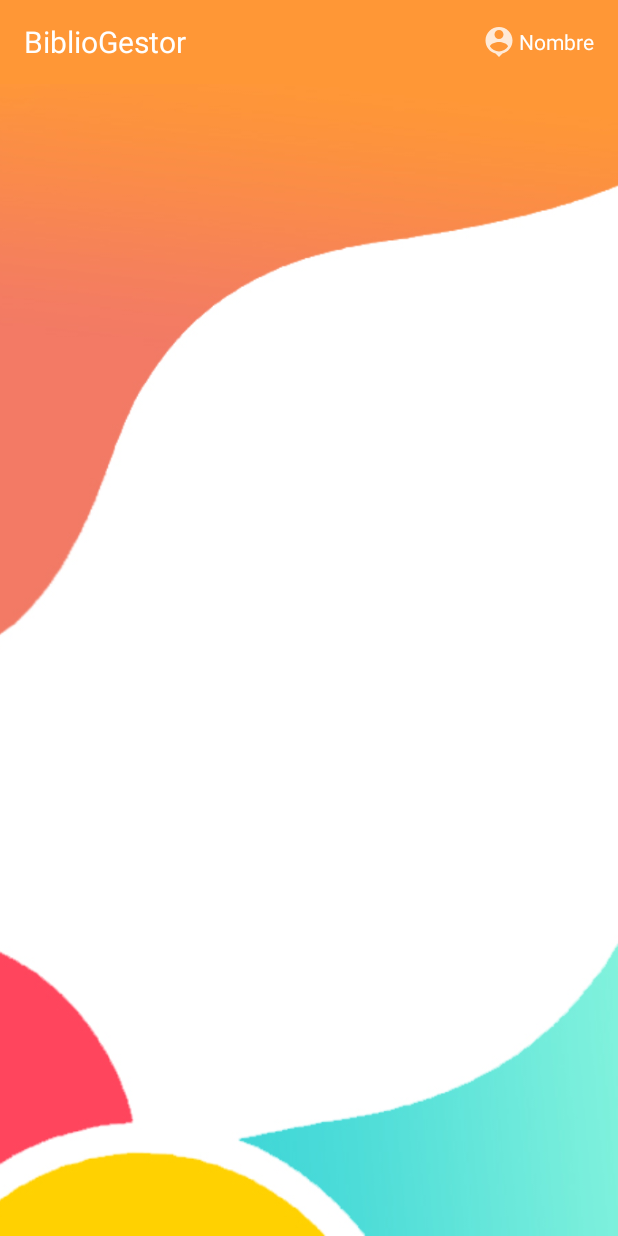
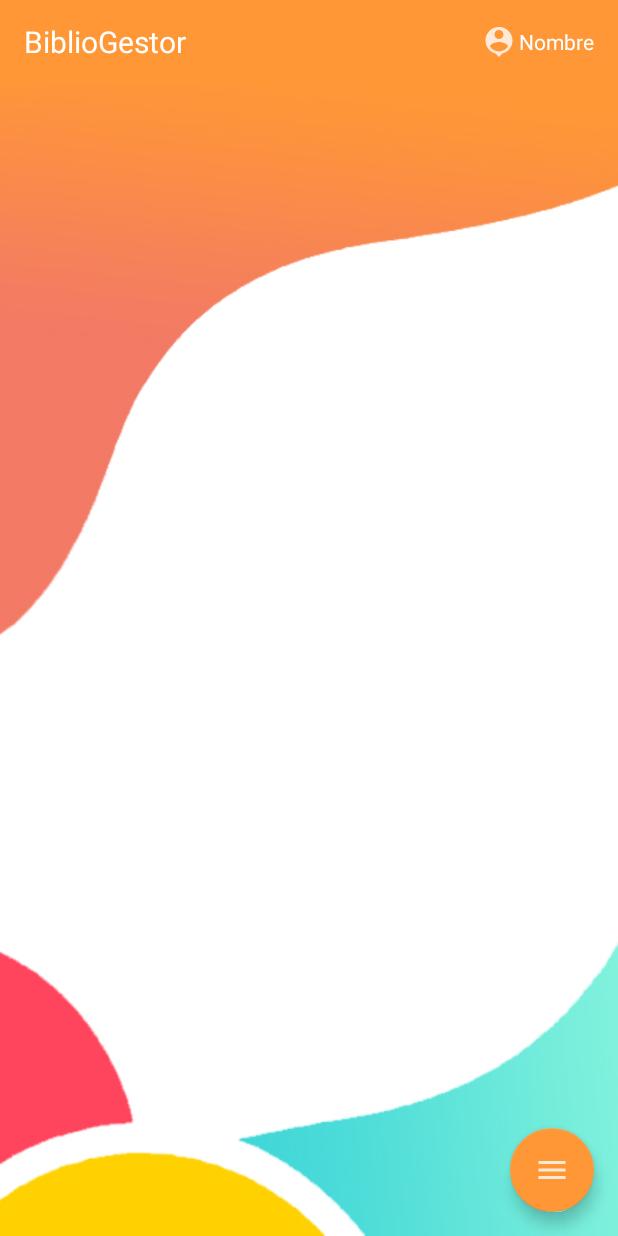
Before and after one commit to carlyg7/biblioteca, an Android app: the MainCatalogo screen opened directly, with no data from a screen before it, on a phone screen of 412 x 824 dp. Run offline under Robolectric (Android 15) with nearby library versions, the phone set to English and light mode, and no system bars; our stand-ins replace Firebase (no records; nobody signed in at launch, a user with empty details on screens opened directly).

Commit message:
catalogo y usuario en menu2

```diff
--- a/app/src/main/java/com/example/biblioteca_cm/MainActivity.java
+++ b/app/src/main/java/com/example/biblioteca_cm/MainActivity.java
@@ -131,14 +131,25 @@ public class MainActivity extends AppCompatActivity {
                             // Obtener dni del usuario (clave primaria)
                             DocumentSnapshot documentSnapshot = queryDocumentSnapshots.getDocuments().get(0);
                             String dniUsuario = documentSnapshot.getId();
+                            String rolUsuario = documentSnapshot.getString("tipo_user");
 
                             // SharedPreferences -> Aqui es donde vamos a guardar el DNI (id del usuario) para usarlo en otras vistas
                             dniSharedPreferences(dniUsuario);
+                            rolSharedPreferences(rolUsuario);
 
-                            // Después de obtener el DNI del usuario, iniciar la actividad MainDatosUsuarios
-                            Intent intent = new Intent(MainActivity.this, MainCatalogo.class);
-                            intent.putExtra("dniUsuario", dniUsuario);
-                            startActivity(intent);
+                            if("admin".equals(rolUsuario)){
+                                Intent intent = new Intent(MainActivity.this, MainCatalogo.class);
+                                intent.putExtra("dniUsuario", dniUsuario);
+                                intent.putExtra("rolUsuario", rolUsuario);
+                                startActivity(intent);
+                            }
+                            else{
+                                Intent intent = new Intent(MainActivity.this, MainCatalogo.class);
+                                intent.putExtra("dniUsuario", dniUsuario);
+                                intent.putExtra("rolUsuario", rolUsuario);
+                                startActivity(intent);
+                            }
+
                         } else {
                             // No se encontró un usuario con las credenciales proporcionadas
                             Toast.makeText(MainActivity.this, "Usuario o contraseña incorrectos", Toast.LENGTH_SHORT).show();
@@ -164,4 +175,13 @@ public class MainActivity extends AppCompatActivity {
         // Aplicar los cambios
         editor.apply();
     }
+
+    private void rolSharedPreferences(String rolUsuario) {
+        // Obtener una referencia al objeto SharedPreferences
+        SharedPreferences sharedPreferences = getSharedPreferences("mySharedPreferences", MODE_PRIVATE);
+        SharedPreferences.Editor editor = sharedPreferences.edit();
+        editor.putString("rolUsuario", rolUsuario);
+        // Aplicar los cambios
+        editor.apply();
+    }
 }
--- a/app/src/main/java/com/example/biblioteca_cm/MainCatalogo.java
+++ b/app/src/main/java/com/example/biblioteca_cm/MainCatalogo.java
@@ -1,5 +1,6 @@
 package com.example.biblioteca_cm;
 
+import android.content.ClipData;
 import android.content.Intent;
 import android.content.SharedPreferences;
 import android.graphics.Bitmap;
@@ -14,6 +15,7 @@ import android.view.View;
 import android.view.ViewGroup;
 import android.widget.ImageView;
 import android.widget.LinearLayout;
+import android.widget.PopupMenu;
 import android.widget.RelativeLayout;
 import android.widget.TextView;
 import android.widget.Toast;
@@ -28,6 +30,7 @@ import com.google.android.gms.tasks.OnCompleteListener;
 import com.google.android.gms.tasks.OnFailureListener;
 import com.google.android.gms.tasks.OnSuccessListener;
 import com.google.android.gms.tasks.Task;
+import com.google.android.material.floatingactionbutton.FloatingActionButton;
 import com.google.firebase.firestore.DocumentSnapshot;
 import com.google.firebase.firestore.FirebaseFirestore;
 import com.google.firebase.firestore.QueryDocumentSnapshot;
@@ -43,6 +46,7 @@ public class MainCatalogo extends AppCompatActivity {
     private SharedPreferences sharedPreferences;
 
     private String dniUsuario;
+    private String rolUsuario;
 
     @Override
     protected void onCreate(Bundle savedInstanceState) {
@@ -60,6 +64,7 @@ public class MainCatalogo extends AppCompatActivity {
         //SharedPreferences
         sharedPreferences = getSharedPreferences("mySharedPreferences", MODE_PRIVATE);
         dniUsuario = getIntent().getStringExtra("dniUsuario");
+        rolUsuario = getIntent().getStringExtra("rolUsuario");
 
         //Nombre usuario
         mostrarNombreUsu(dniUsuario);
@@ -81,6 +86,18 @@ public class MainCatalogo extends AppCompatActivity {
         //Mostrar los libros
         mostrarLibros();
 
+        //boton menu
+        FloatingActionButton btn_menu = findViewById(R.id.btn_menu);
+        FloatingActionButton btn_menu_cliente = findViewById(R.id.btn_menu_cliente);
+        if ("admin".equals(rolUsuario)) {
+            // Si el usuario es administrador, muestra el TextView
+            btn_menu.setVisibility(View.VISIBLE);
+            btn_menu_cliente.setVisibility(View.GONE);
+        } else {
+            // Si el usuario no es administrador, oculta el TextView
+            btn_menu.setVisibility(View.GONE);
+            btn_menu_cliente.setVisibility(View.VISIBLE);
+        }
     }
 
     private void agregarCardViewLibro(Libro libro, String libroId) {
@@ -226,4 +243,16 @@ public class MainCatalogo extends AppCompatActivity {
                     }
                 });
     }
+
+    public void showAdminMenu(View view) {
+        PopupMenu popupMenu = new PopupMenu(this, view);
+        popupMenu.getMenuInflater().inflate(R.menu.menu_admin, popupMenu.getMenu());
+        popupMenu.show();
+    }
+
+    public void showClientMenu(View view) {
+        PopupMenu popupMenu = new PopupMenu(this, view);
+        popupMenu.getMenuInflater().inflate(R.menu.menu_cliente, popupMenu.getMenu());
+        popupMenu.show();
+    }
 }
--- /dev/null
+++ b/app/src/main/res/drawable-anydpi/ic_menu_admin.xml
@@ -0,0 +1,11 @@
+<vector xmlns:android="http://schemas.android.com/apk/res/android"
+    android:width="24dp"
+    android:height="24dp"
+    android:viewportWidth="24"
+    android:viewportHeight="24"
+    android:tint="#FFFFFF"
+    android:alpha="0.8">
+  <path
+      android:fillColor="@android:color/white"
+      android:pathData="M3,18h18v-2L3,16v2zM3,13h18v-2L3,11v2zM3,6v2h18L21,6L3,6z"/>
+</vector>
--- a/app/src/main/res/layout/catalogo.xml
+++ b/app/src/main/res/layout/catalogo.xml
@@ -86,4 +86,29 @@
             android:orientation="vertical">
         </LinearLayout>
     </ScrollView>
+
+    <com.google.android.material.floatingactionbutton.FloatingActionButton
+        android:id="@+id/btn_menu"
+        android:layout_width="wrap_content"
+        android:layout_height="wrap_content"
+        android:layout_margin="16dp"
+        android:src="@drawable/ic_menu_admin"
+        app:backgroundTint="@color/color_principal"
+        app:layout_constraintBottom_toBottomOf="parent"
+        app:layout_constraintEnd_toEndOf="parent"
+        app:elevation="6dp"
+        android:onClick="showAdminMenu"/>
+
+    <com.google.android.material.floatingactionbutton.FloatingActionButton
+        android:id="@+id/btn_menu_cliente"
+        android:layout_width="wrap_content"
+        android:layout_height="wrap_content"
+        android:layout_margin="16dp"
+        android:src="@drawable/ic_menu_admin"
+        app:backgroundTint="@color/color_principal"
+        app:layout_constraintBottom_toBottomOf="parent"
+        app:layout_constraintEnd_toEndOf="parent"
+        app:elevation="6dp"
+        android:onClick="showClientMenu"/>
+
 </androidx.constraintlayout.widget.ConstraintLayout>
--- /dev/null
+++ b/app/src/main/res/menu/menu_admin.xml
@@ -0,0 +1,25 @@
+<menu xmlns:android="http://schemas.android.com/apk/res/android"
+    xmlns:app="http://schemas.android.com/apk/res-auto">
+
+    <item
+        android:id="@+id/enlace_crud_libros"
+        android:title="Gestionar Libros"
+        app:showAsAction="never"
+        app:itemTextAppearance="@style/MenuItemStyle"
+        />
+
+    <item
+        android:id="@+id/enlace_crud_reservas"
+        android:title="Gestionar Reservas"
+        app:showAsAction="never"
+        app:itemTextAppearance="@style/MenuItemStyle"
+        />
+
+    <item
+        android:id="@+id/enlace_perfil2"
+        android:title="Mi Perfil"
+        app:showAsAction="never"
+        app:itemTextAppearance="@style/MenuItemStyle"
+        />
+
+</menu>
--- /dev/null
+++ b/app/src/main/res/menu/menu_cliente.xml
@@ -0,0 +1,18 @@
+<menu xmlns:android="http://schemas.android.com/apk/res/android"
+    xmlns:app="http://schemas.android.com/apk/res-auto">
+
+    <item
+        android:id="@+id/enlace_reservas"
+        android:title="Mis Reservas"
+        app:showAsAction="never"
+        app:itemTextAppearance="@style/MenuItemStyle"
+         />
+
+    <item
+        android:id="@+id/enlace_perfil"
+        android:title="Mi Perfil"
+        app:showAsAction="never"
+        app:itemTextAppearance="@style/MenuItemStyle"
+        />
+
+</menu>
--- a/app/src/main/res/values/colors.xml
+++ b/app/src/main/res/values/colors.xml
@@ -5,4 +5,5 @@
     <color name="color_principal">#FF9736</color>
     <color name="titulo">#2196F3</color>
     <color name="enlace">#FF8222</color>
+
 </resources>
--- /dev/null
+++ b/app/src/main/res/values/style.xml
@@ -0,0 +1,6 @@
+<?xml version="1.0" encoding="utf-8"?>
+<resources>
+    <style name="MenuItemStyle">
+        <item name="android:textColor">#000000</item> <!-- Color de texto negro -->
+    </style>
+</resources>
--- a/app/src/main/res/values/themes.xml
+++ b/app/src/main/res/values/themes.xml
@@ -2,9 +2,15 @@
     <style name="AppTheme" parent="Base.Theme.AppCompat.Light.DarkActionBar">
         <item name="colorPrimary">@color/color_principal</item>
         <item name="android:textColorPrimary">@color/white</item>
+        <item name="android:itemTextAppearance">@style/MenuItemTextStyle</item>
     </style>
     <style name="roundedCorners">
         <item name="cornerFamily">rounded</item>
         <item name="cornerSize">15dp</item>
     </style>
+
+    <style name="MenuItemTextStyle">
+        <!-- Cambia el color del texto del menú -->
+        <item name="android:textColor">@color/black</item>
+    </style>
 </resources>
```
Also changed, not shown: app/src/main/res/drawable-hdpi/ic_menu_admin.png (added), app/src/main/res/drawable-mdpi/ic_menu_admin.png (added), app/src/main/res/drawable-xhdpi/ic_menu_admin.png (added), app/src/main/res/drawable-xxhdpi/ic_menu_admin.png (added).
